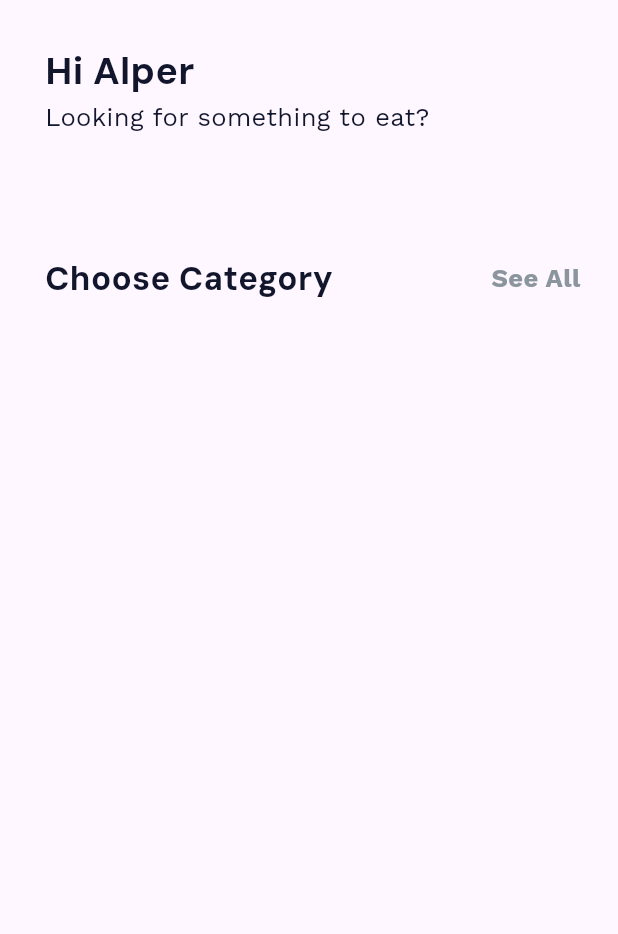
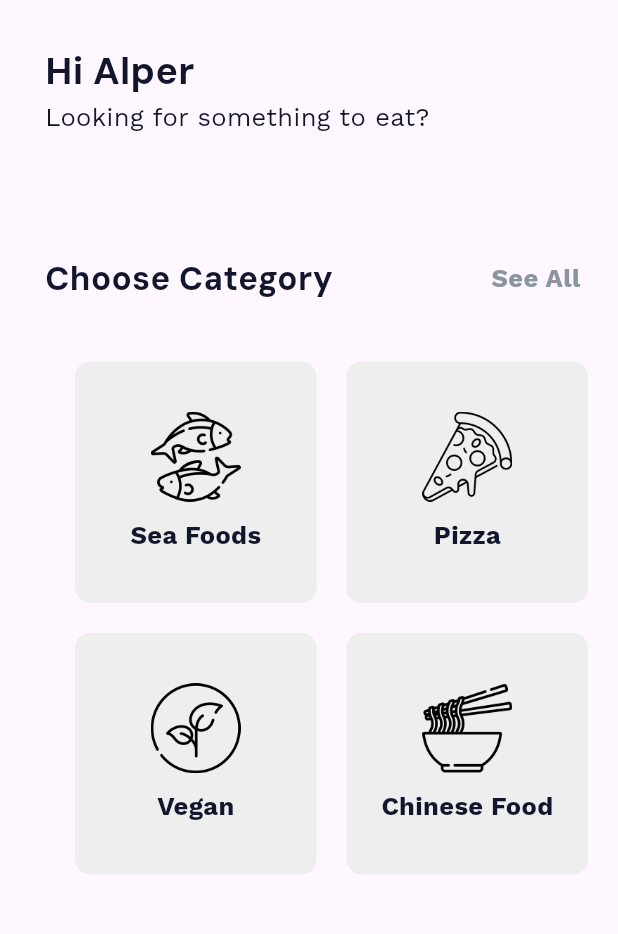
Before and after one commit to ferattass/QrFooder, a Flutter app: the screen it shows after launch, on a phone screen of 412 x 824 dp, the part 84-1018 px from its top. Run offline on Flutter 3.47's test engine with Material 3 defaults, Android fonts, the phone set to English and light mode, and no system bars.

Commit message:
Category icons and necessary edits

```diff
--- a/lib/anasayfa.dart
+++ b/lib/anasayfa.dart
@@ -100,6 +100,66 @@ class _AnasayfaState extends State<Anasayfa> {
                 ],
               ),
             ),
+            SizedBox(
+                height:
+                    20.0), // "Choose Category" ve butonlar arasına boşluk ekler
+            Expanded(
+              child: GridView.count(
+                crossAxisCount: 2, // 2 sütunlu grid
+                crossAxisSpacing: 20.0, // Sütunlar arasındaki boşluk
+                mainAxisSpacing: 20.0, // Satırlar arasındaki boşluk
+                padding: const EdgeInsets.all(20.0),
+                children: <Widget>[
+                  buildCategoryCard('assets/fish.png', 'Sea Foods', () {
+                    // İkon 1 tıklama işlemleri
+                  }),
+                  buildCategoryCard('assets/pizza.png', 'Pizza', () {
+                    // İkon 2 tıklama işlemleri
+                  }),
+                  buildCategoryCard('assets/vegan.png', 'Vegan', () {
+                    // İkon 3 tıklama işlemleri
+                  }),
+                  buildCategoryCard('assets/chinese.png', 'Chinese Food', () {
+                    // İkon 4 tıklama işlemleri
+                  }),
+                ],
+              ),
+            ),
+          ],
+        ),
+      ),
+    );
+  }
+
+  Widget buildCategoryCard(String assetPath, String title, VoidCallback onTap) {
+    return InkWell(
+      onTap: onTap,
+      child: Container(
+        width: 181,
+        height: 132,
+        decoration: BoxDecoration(
+          color: Colors.grey[200], // Dikdörtgenin arka plan rengi
+          borderRadius:
+              BorderRadius.circular(10), // Dikdörtgenin köşe yuvarlaklığı
+        ),
+        child: Column(
+          mainAxisAlignment: MainAxisAlignment.center,
+          children: [
+            Image.asset(
+              assetPath,
+              width: 60.0, // İkonun genişliği
+              height: 60.0, // İkonun yüksekliği
+            ),
+            SizedBox(height: 10.0),
+            Text(
+              title,
+              style: TextStyle(
+                color: anayazirenk, // İstediğiniz yazı rengi
+                fontFamily: "AltFont",
+                fontSize: 17.0,
+                fontWeight: FontWeight.bold,
+              ),
+            ),
           ],
         ),
       ),
--- a/lib/colors.dart
+++ b/lib/colors.dart
@@ -6,3 +6,4 @@ var buttonrenk1 = const Color(0xFF17C37B);
 var buttonrenk2 = const Color(0xFFF7B500);
 var yazirenk = const Color(0xFF8A959E);
 var anayazirenk = const Color(0xFF12162D);
+var anarenk3 = const Color(0xFF5965523);
--- a/pubspec.yaml
+++ b/pubspec.yaml
@@ -74,6 +74,12 @@ flutter:
   # the material Icons class.
   uses-material-design: true
 
+  assets:
+    - assets/fish.png
+    - assets/pizza.png
+    - assets/chinese.png
+    - assets/vegan.png
+
   # To add assets to your application, add an assets section, like this:
   # assets:
   #   - images/a_dot_burr.jpeg
```
Also changed, not shown: assets/chinese.png (added), assets/fish.png (added), assets/pizza.png (added), assets/vegan.png (added), lib/main.dart (line endings or trailing spaces).
